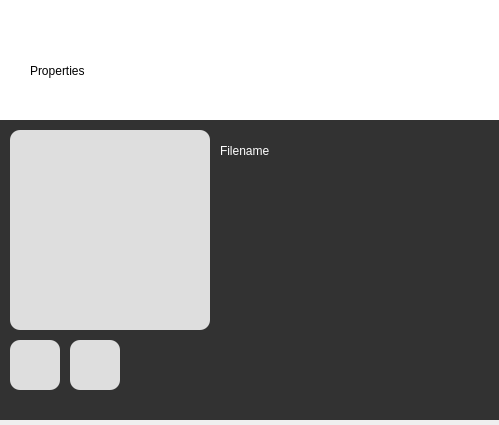
First picture: the form in gui/properties.ui, repository AshwinRaikar88/daxplore, before the edit.
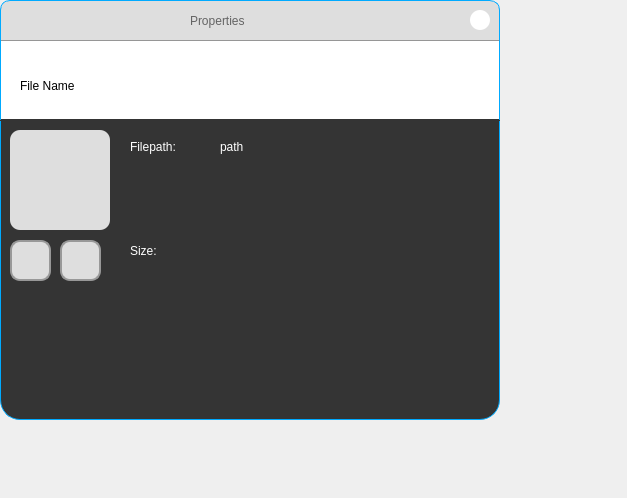
Second picture: the form after the edit.

Commit message: Properties UI changes + added copy and open in explorer features.

Diff of the .ui file:
```diff
--- a/gui/properties.ui
+++ b/gui/properties.ui
@@ -6,8 +6,8 @@
    <rect>
     <x>0</x>
     <y>0</y>
-    <width>499</width>
-    <height>425</height>
+    <width>627</width>
+    <height>498</height>
    </rect>
   </property>
   <property name="windowTitle">
@@ -29,24 +29,105 @@
     </size>
    </property>
    <property name="styleSheet">
-    <string notr="true">background-color: rgb(255, 255, 255);</string>
+    <string notr="true">QWidget#widget_1{
+	background-color: rgb(255, 255, 255);
+	border: 1px solid  ;
+	border-color: white rgb(0, 170, 255) rgb(52, 52, 52) rgb(0, 170, 255);
+	border-top-left-radius: 12px;
+	border-top-right-radius: 12px;
+}
+</string>
    </property>
-   <widget class="QLabel" name="title">
+   <widget class="QLabel" name="filename">
     <property name="geometry">
      <rect>
-      <x>30</x>
-      <y>50</y>
-      <width>181</width>
-      <height>41</height>
+      <x>20</x>
+      <y>60</y>
+      <width>461</width>
+      <height>51</height>
      </rect>
     </property>
     <property name="styleSheet">
-     <string notr="true">font: 63 16pt &quot;Cascadia Code PL SemiBold&quot;;</string>
+     <string notr="true">font: 63 16pt &quot;Cascadia Code PL SemiBold&quot;;
+</string>
     </property>
     <property name="text">
-     <string>Properties</string>
+     <string>File Name</string>
     </property>
    </widget>
+   <widget class="QWidget" name="title_bar" native="true">
+    <property name="geometry">
+     <rect>
+      <x>0</x>
+      <y>0</y>
+      <width>500</width>
+      <height>41</height>
+     </rect>
+    </property>
+    <property name="styleSheet">
+     <string notr="true">QWidget#title_bar{
+	background-color: rgb(222, 222, 222);
+	border: 1px solid  ;
+	border-color: rgb(0, 170, 255) rgb(0, 170, 255)  rgb(150, 150, 150) rgb(0, 170, 255);
+	border-top-left-radius: 10px;
+	border-top-right-radius: 10px;
+}
+</string>
+    </property>
+    <widget class="QPushButton" name="close_btn">
+     <property name="geometry">
+      <rect>
+       <x>470</x>
+       <y>10</y>
+       <width>20</width>
+       <height>20</height>
+      </rect>
+     </property>
+     <property name="styleSheet">
+      <string notr="true">background-color: rgb(255, 255, 255);
+border-radius: 10px;</string>
+     </property>
+     <property name="text">
+      <string/>
+     </property>
+     <property name="iconSize">
+      <size>
+       <width>20</width>
+       <height>20</height>
+      </size>
+     </property>
+     <property name="checkable">
+      <bool>false</bool>
+     </property>
+     <property name="autoDefault">
+      <bool>false</bool>
+     </property>
+     <property name="default">
+      <bool>false</bool>
+     </property>
+     <property name="flat">
+      <bool>true</bool>
+     </property>
+    </widget>
+    <widget class="QLabel" name="title_2">
+     <property name="geometry">
+      <rect>
+       <x>190</x>
+       <y>5</y>
+       <width>131</width>
+       <height>31</height>
+      </rect>
+     </property>
+     <property name="styleSheet">
+      <string notr="true">font: 63 14pt &quot;Cascadia Code PL SemiBold&quot;;
+color: rgb(100, 100, 100);
+background-color: rgb(222, 222, 222);</string>
+     </property>
+     <property name="text">
+      <string>Properties</string>
+     </property>
+    </widget>
+   </widget>
   </widget>
   <widget class="QWidget" name="widget_2" native="true">
    <property name="geometry">
@@ -58,15 +139,22 @@
     </rect>
    </property>
    <property name="styleSheet">
-    <string notr="true">background-color: rgb(50, 50, 50);</string>
+    <string notr="true">QWidget#widget_2{
+	background-color: rgb(52, 52, 52);
+	border: 1px solid  ;
+	border-color: rgb(52, 52, 52)  rgb(0, 170, 255)  rgb(0, 170, 255) rgb(0, 170, 255);
+	border-bottom-left-radius: 20px;
+	border-bottom-right-radius: 20px;
+}
+</string>
    </property>
    <widget class="QPushButton" name="shelf">
     <property name="geometry">
      <rect>
       <x>10</x>
       <y>10</y>
-      <width>200</width>
-      <height>200</height>
+      <width>100</width>
+      <height>100</height>
      </rect>
     </property>
     <property name="styleSheet">
@@ -79,75 +167,94 @@
     </property>
     <property name="iconSize">
      <size>
-      <width>20</width>
-      <height>20</height>
+      <width>40</width>
+      <height>40</height>
      </size>
     </property>
     <property name="checkable">
      <bool>false</bool>
     </property>
    </widget>
-   <widget class="QPushButton" name="shelf_2">
+   <widget class="QPushButton" name="open_exp">
     <property name="geometry">
      <rect>
       <x>10</x>
-      <y>220</y>
-      <width>50</width>
-      <height>50</height>
-     </rect>
-    </property>
-    <property name="styleSheet">
-     <string notr="true">background-color:rgb(222, 222, 222);
-border-radius: 10px;
-</string>
-    </property>
-    <property name="text">
-     <string/>
-    </property>
-    <property name="iconSize">
-     <size>
-      <width>20</width>
-      <height>20</height>
-     </size>
-    </property>
-    <property name="checkable">
-     <bool>false</bool>
-    </property>
-   </widget>
-   <widget class="QPushButton" name="shelf_3">
-    <property name="geometry">
-     <rect>
-      <x>70</x>
-      <y>220</y>
-      <width>50</width>
-      <height>50</height>
-     </rect>
-    </property>
-    <property name="styleSheet">
-     <string notr="true">background-color: rgb(222, 222, 222);
-border-radius: 10px;
-</string>
-    </property>
-    <property name="text">
-     <string/>
-    </property>
-    <property name="iconSize">
-     <size>
-      <width>20</width>
-      <height>20</height>
-     </size>
-    </property>
-    <property name="checkable">
-     <bool>false</bool>
-    </property>
-   </widget>
-   <widget class="QLabel" name="filename">
-    <property name="geometry">
-     <rect>
-      <x>220</x>
-      <y>10</y>
-      <width>181</width>
+      <y>120</y>
+      <width>41</width>
       <height>41</height>
+     </rect>
+    </property>
+    <property name="styleSheet">
+     <string notr="true">QPushButton#open_exp{
+border: 2px solid  ;
+border-color: rgb(152, 152, 152);
+background-color: rgb(222, 222, 222);
+border-radius: 10px;
+}
+
+QPushButton#open_exp::hover{
+border: 2px solid  ;
+border-color: rgb(152, 152, 152);
+background-color: rgb(248, 222, 126);
+border-radius: 10px;
+}</string>
+    </property>
+    <property name="text">
+     <string/>
+    </property>
+    <property name="iconSize">
+     <size>
+      <width>20</width>
+      <height>20</height>
+     </size>
+    </property>
+    <property name="checkable">
+     <bool>false</bool>
+    </property>
+   </widget>
+   <widget class="QLabel" name="filepath_label">
+    <property name="geometry">
+     <rect>
+      <x>130</x>
+      <y>20</y>
+      <width>81</width>
+      <height>31</height>
+     </rect>
+    </property>
+    <property name="minimumSize">
+     <size>
+      <width>0</width>
+      <height>0</height>
+     </size>
+    </property>
+    <property name="maximumSize">
+     <size>
+      <width>360</width>
+      <height>60</height>
+     </size>
+    </property>
+    <property name="styleSheet">
+     <string notr="true">font: 63 12pt &quot;Cascadia Code PL SemiBold&quot;;
+color: rgb(255, 255, 255);
+word-wrap: break-word;</string>
+    </property>
+    <property name="text">
+     <string>Filepath:</string>
+    </property>
+    <property name="alignment">
+     <set>Qt::AlignLeading|Qt::AlignLeft|Qt::AlignTop</set>
+    </property>
+    <property name="wordWrap">
+     <bool>true</bool>
+    </property>
+   </widget>
+   <widget class="QLabel" name="size">
+    <property name="geometry">
+     <rect>
+      <x>130</x>
+      <y>120</y>
+      <width>141</width>
+      <height>21</height>
      </rect>
     </property>
     <property name="styleSheet">
@@ -155,7 +262,80 @@
 color: rgb(255, 255, 255);</string>
     </property>
     <property name="text">
-     <string>Filename</string>
+     <string>Size:</string>
+    </property>
+   </widget>
+   <widget class="QLabel" name="filepath">
+    <property name="geometry">
+     <rect>
+      <x>220</x>
+      <y>20</y>
+      <width>261</width>
+      <height>81</height>
+     </rect>
+    </property>
+    <property name="minimumSize">
+     <size>
+      <width>0</width>
+      <height>0</height>
+     </size>
+    </property>
+    <property name="maximumSize">
+     <size>
+      <width>360</width>
+      <height>100</height>
+     </size>
+    </property>
+    <property name="styleSheet">
+     <string notr="true">font: 63 12pt &quot;Cascadia Code PL SemiBold&quot;;
+color: rgb(255, 255, 255);
+word-wrap: break-word;</string>
+    </property>
+    <property name="text">
+     <string>path</string>
+    </property>
+    <property name="alignment">
+     <set>Qt::AlignLeading|Qt::AlignLeft|Qt::AlignTop</set>
+    </property>
+    <property name="wordWrap">
+     <bool>true</bool>
+    </property>
+   </widget>
+   <widget class="QPushButton" name="copy">
+    <property name="geometry">
+     <rect>
+      <x>60</x>
+      <y>120</y>
+      <width>41</width>
+      <height>41</height>
+     </rect>
+    </property>
+    <property name="styleSheet">
+     <string notr="true">QPushButton#copy{
+border: 2px solid  ;
+border-color: rgb(152, 152, 152);
+background-color: rgb(222, 222, 222);
+border-radius: 10px;
+}
+
+QPushButton#copy::hover{
+border: 2px solid;
+border-color: rgb(150, 150, 150);
+background-color: rgb(255, 100, 100);
+border-radius: 10px;
+}</string>
+    </property>
+    <property name="text">
+     <string/>
+    </property>
+    <property name="iconSize">
+     <size>
+      <width>20</width>
+      <height>20</height>
+     </size>
+    </property>
+    <property name="checkable">
+     <bool>false</bool>
     </property>
    </widget>
   </widget>
```
The commit also changes 8 other files.
